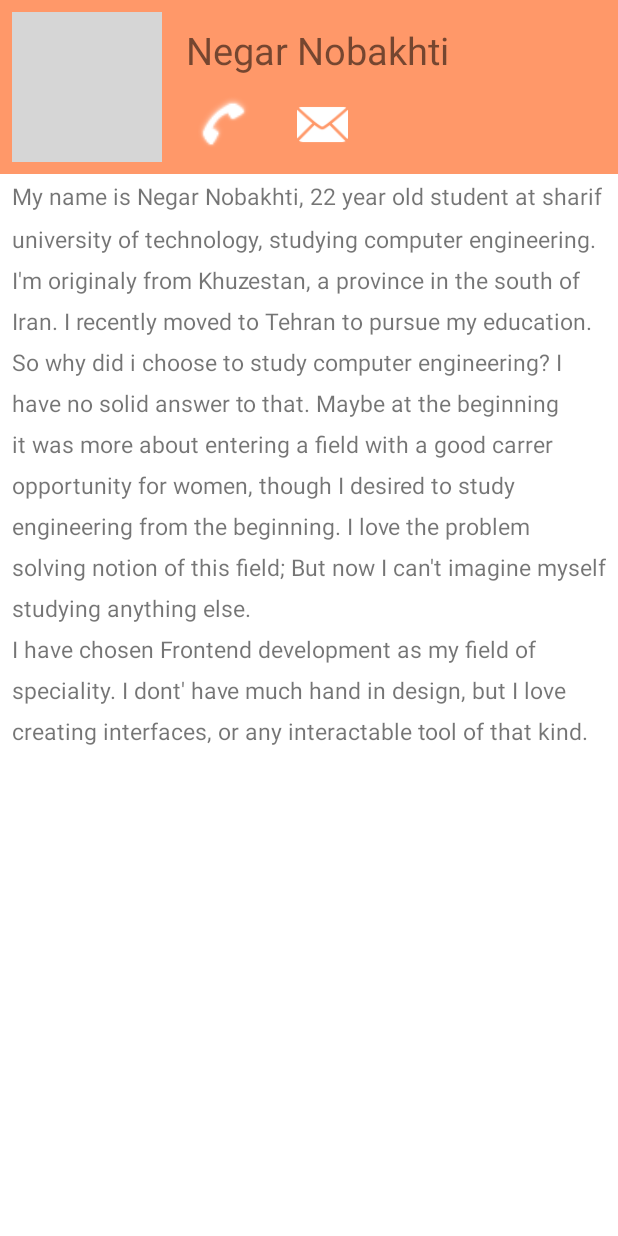
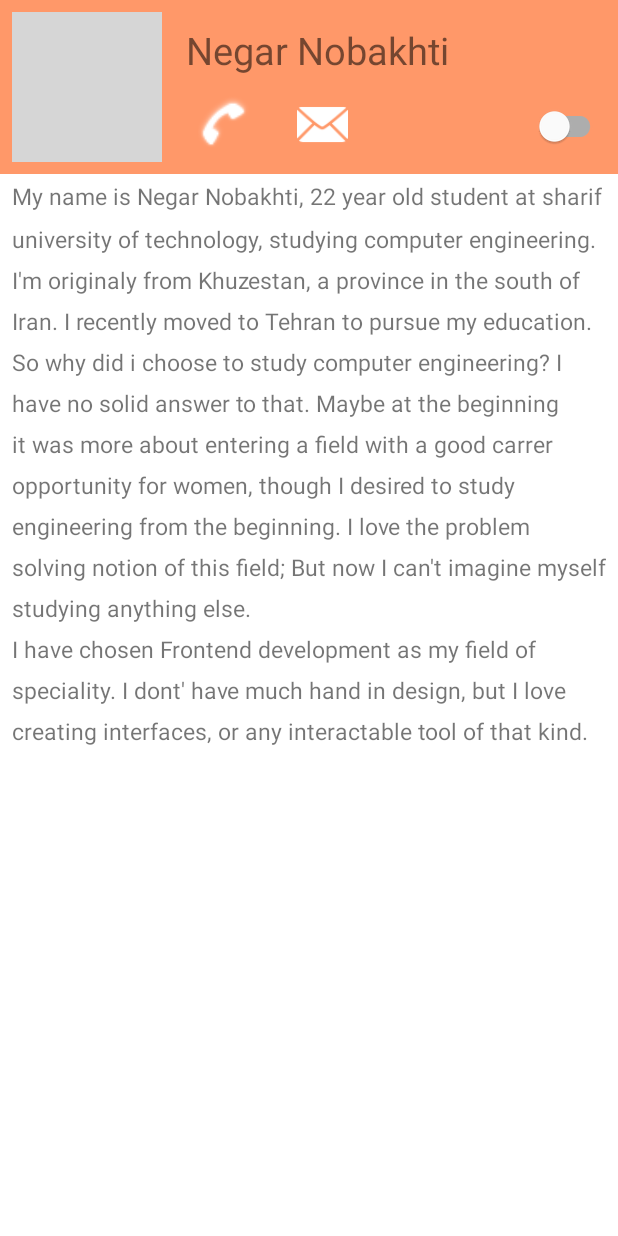
Before and after one commit to Negarnbkhti42/about-me-mobile-programming-HW1, an Android app: the screen it shows after launch (MainActivity), on a phone screen of 412 x 824 dp. Run offline under Robolectric (Android 15) with nearby library versions, the phone set to English and light mode, and no system bars; grey boxes are pictures that could not be loaded.

Commit message:
Add theme switcher

```diff
--- a/app/src/main/java/com/example/aboutme/MainActivity.java
+++ b/app/src/main/java/com/example/aboutme/MainActivity.java
@@ -3,6 +3,7 @@ package com.example.aboutme;
 import static java.net.Proxy.Type.HTTP;
 
 import androidx.appcompat.app.AppCompatActivity;
+import androidx.appcompat.app.AppCompatDelegate;
 
 import android.content.Context;
 import android.content.Intent;
@@ -11,9 +12,12 @@ import android.net.Uri;
 import android.os.Bundle;
 import android.os.CountDownTimer;
 import android.view.View;
+import android.widget.CompoundButton;
 import android.widget.ImageButton;
 import android.widget.TextView;
 import android.widget.Toast;
+
+import com.google.android.material.switchmaterial.SwitchMaterial;
 
 import java.io.IOException;
 import java.io.InputStream;
@@ -88,5 +92,17 @@ public class MainActivity extends AppCompatActivity {
                 }
             }
         });
+
+        SwitchMaterial themeSwitcher = findViewById(R.id.themeSwitcher);
+        themeSwitcher.setOnCheckedChangeListener(new CompoundButton.OnCheckedChangeListener() {
+            @Override
+            public void onCheckedChanged(CompoundButton compoundButton, boolean isChecked) {
+                if (isChecked) {
+                    AppCompatDelegate.setDefaultNightMode(AppCompatDelegate.MODE_NIGHT_YES);
+                } else {
+                    AppCompatDelegate.setDefaultNightMode(AppCompatDelegate.MODE_NIGHT_NO);
+                }
+            }
+        });
     }
 }
--- a/app/src/main/res/layout/activity_main.xml
+++ b/app/src/main/res/layout/activity_main.xml
@@ -53,6 +53,13 @@
                     app:layout_constraintStart_toEndOf="@+id/imageView"
                     app:layout_constraintTop_toTopOf="parent" />
 
+                <com.google.android.material.switchmaterial.SwitchMaterial
+                    android:id="@+id/themeSwitcher"
+                    android:layout_width="wrap_content"
+                    android:layout_height="wrap_content"
+                    app:layout_constraintBottom_toBottomOf="parent"
+                    app:layout_constraintEnd_toEndOf="parent" />
+
                 <ImageButton
                     android:id="@+id/phoneButton"
                     android:layout_width="50dp"
@@ -84,26 +91,25 @@
                     android:paddingEnd="8dp"
                     android:scaleType="fitCenter"
                     android:src="@android:drawable/ic_dialog_email"
-                    app:tint="@color/white"
                     app:layout_constraintStart_toEndOf="@+id/phoneButton"
-                    app:layout_constraintTop_toTopOf="@+id/phoneButton" />
+                    app:layout_constraintTop_toTopOf="@+id/phoneButton"
+                    app:tint="@color/white" />
 
             </androidx.constraintlayout.widget.ConstraintLayout>
 
             <TextView
                 android:id="@+id/dataText"
-                android:textSize="15sp"
+                android:layout_width="match_parent"
+                android:layout_height="wrap_content"
                 android:lineSpacingMultiplier="1.5"
                 android:paddingStart="8dp"
                 android:paddingTop="4dp"
                 android:paddingEnd="8dp"
                 android:paddingBottom="4dp"
-                android:layout_width="match_parent"
-                android:layout_height="wrap_content" />
+                android:textSize="15sp" />
 
         </LinearLayout>
     </ScrollView>
 
 
-
 </androidx.constraintlayout.widget.ConstraintLayout>
```
